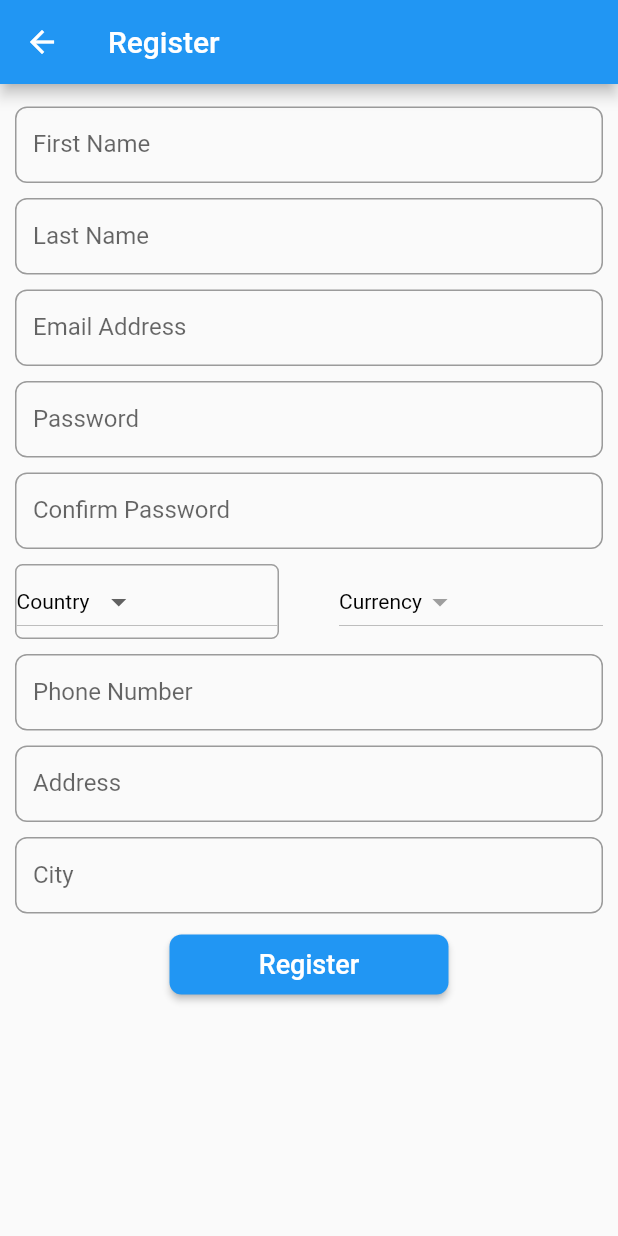
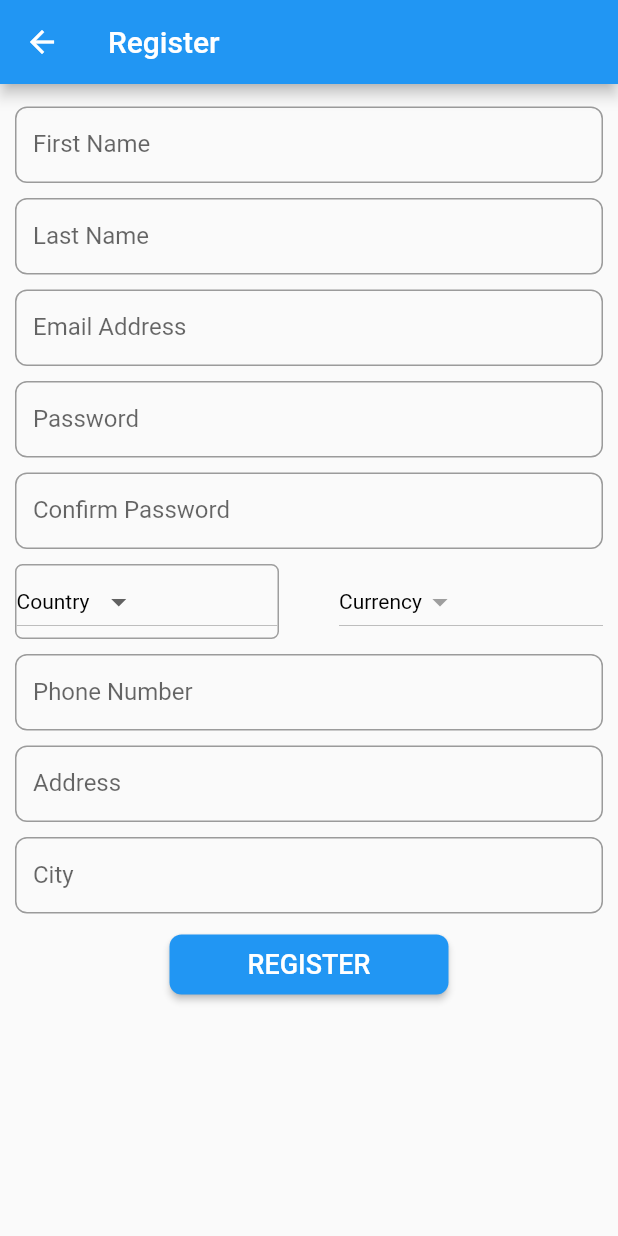
Before and after one commit to Brian1011/DiaspoCare, a Flutter app: the RegistrationScreen screen opened by its route, on a phone screen of 412 x 824 dp. Run offline on Flutter 3.47's test engine with Material 2 defaults, Android fonts, the phone set to English and light mode, and no system bars.

```diff
--- a/lib/screens/authentication_screens/registration_screen.dart
+++ b/lib/screens/authentication_screens/registration_screen.dart
@@ -191,7 +191,7 @@ class _RegistrationScreenState extends State<RegistrationScreen> {
                   SizedBox(height: spacing),
                   CenteredButton(
                     size: size,
-                    label: "Register",
+                    label: "REGISTER",
                     onPressed: () => print('API guys to do things'),
                   ),
                 ],
```
